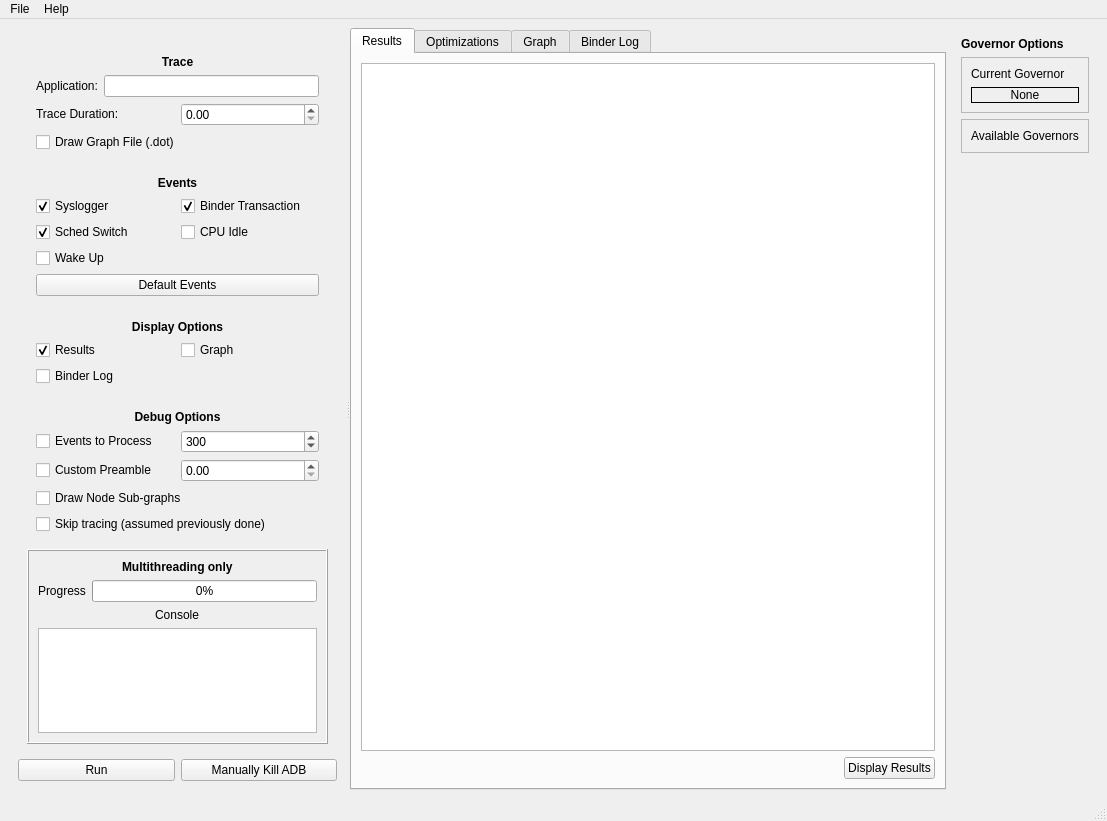
First picture: the form in UI/MainInterface.ui, repository alxhoff/BrezeFlow, before the edit.
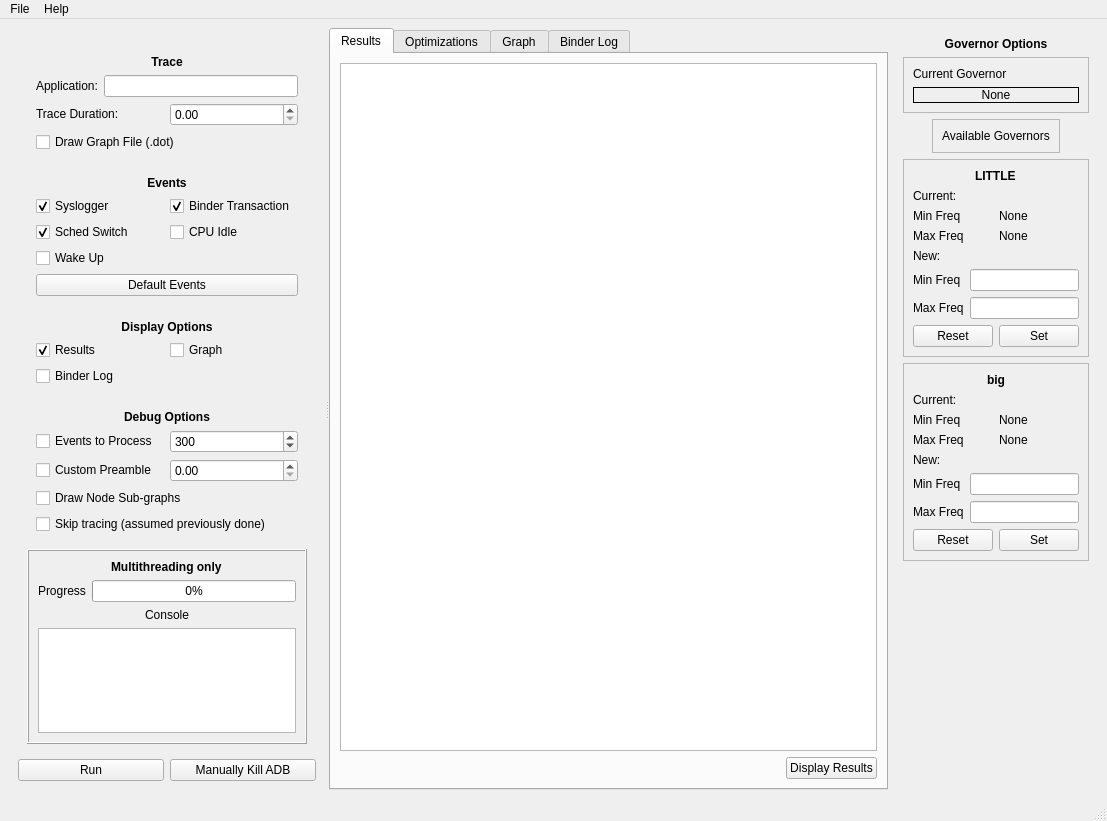
Second picture: the form after the edit. Icons and pictures are not drawn.

Commit message: Added governor CPU frequency control to main interface to improve governor control

Patch:
```diff
--- a/UI/MainInterface.ui
+++ b/UI/MainInterface.ui
@@ -50,7 +50,7 @@
             <rect>
              <x>0</x>
              <y>0</y>
-             <width>322</width>
+             <width>297</width>
              <height>714</height>
             </rect>
            </property>
@@ -645,6 +645,9 @@
          <property name="text">
           <string>Governor Options</string>
          </property>
+         <property name="alignment">
+          <set>Qt::AlignCenter</set>
+         </property>
         </widget>
        </item>
        <item>
@@ -687,6 +690,12 @@
        </item>
        <item alignment="Qt::AlignHCenter">
         <widget class="QFrame" name="frameAvailableGovernors">
+         <property name="sizePolicy">
+          <sizepolicy hsizetype="Expanding" vsizetype="Preferred">
+           <horstretch>0</horstretch>
+           <verstretch>0</verstretch>
+          </sizepolicy>
+         </property>
          <property name="frameShape">
           <enum>QFrame::StyledPanel</enum>
          </property>
@@ -707,6 +716,232 @@
          </layout>
         </widget>
        </item>
+       <item alignment="Qt::AlignVCenter">
+        <widget class="QFrame" name="frame_3">
+         <property name="frameShape">
+          <enum>QFrame::StyledPanel</enum>
+         </property>
+         <property name="frameShadow">
+          <enum>QFrame::Raised</enum>
+         </property>
+         <layout class="QVBoxLayout" name="verticalLayout_14">
+          <item alignment="Qt::AlignHCenter">
+           <widget class="QLabel" name="label_14">
+            <property name="font">
+             <font>
+              <weight>75</weight>
+              <bold>true</bold>
+             </font>
+            </property>
+            <property name="text">
+             <string>LITTLE</string>
+            </property>
+           </widget>
+          </item>
+          <item>
+           <widget class="QLabel" name="label_20">
+            <property name="text">
+             <string>Current:</string>
+            </property>
+           </widget>
+          </item>
+          <item>
+           <layout class="QGridLayout" name="gridLayout_3">
+            <item row="0" column="1">
+             <widget class="QLabel" name="labelLittleMinFreq">
+              <property name="text">
+               <string>None</string>
+              </property>
+             </widget>
+            </item>
+            <item row="0" column="0">
+             <widget class="QLabel" name="label_16">
+              <property name="text">
+               <string>Min Freq</string>
+              </property>
+             </widget>
+            </item>
+            <item row="1" column="0">
+             <widget class="QLabel" name="label_18">
+              <property name="text">
+               <string>Max Freq</string>
+              </property>
+             </widget>
+            </item>
+            <item row="1" column="1">
+             <widget class="QLabel" name="labelLittleMaxFreq">
+              <property name="text">
+               <string>None</string>
+              </property>
+             </widget>
+            </item>
+           </layout>
+          </item>
+          <item>
+           <widget class="QLabel" name="label_26">
+            <property name="text">
+             <string>New:</string>
+            </property>
+           </widget>
+          </item>
+          <item>
+           <layout class="QFormLayout" name="formLayout_2">
+            <item row="0" column="0">
+             <widget class="QLabel" name="label_23">
+              <property name="text">
+               <string>Min Freq</string>
+              </property>
+             </widget>
+            </item>
+            <item row="0" column="1">
+             <widget class="QLineEdit" name="lineEditLittleMinFreq"/>
+            </item>
+            <item row="1" column="1">
+             <widget class="QLineEdit" name="lineEditLittleMaxFreq"/>
+            </item>
+            <item row="1" column="0">
+             <widget class="QLabel" name="label_25">
+              <property name="text">
+               <string>Max Freq</string>
+              </property>
+             </widget>
+            </item>
+           </layout>
+          </item>
+          <item>
+           <layout class="QHBoxLayout" name="horizontalLayout_16">
+            <item>
+             <widget class="QPushButton" name="pushButtonResetLittleFreqs">
+              <property name="text">
+               <string>Reset</string>
+              </property>
+             </widget>
+            </item>
+            <item>
+             <widget class="QPushButton" name="pushButtonSetLittleFreqs">
+              <property name="text">
+               <string>Set</string>
+              </property>
+             </widget>
+            </item>
+           </layout>
+          </item>
+         </layout>
+        </widget>
+       </item>
+       <item>
+        <widget class="QFrame" name="frame_4">
+         <property name="frameShape">
+          <enum>QFrame::StyledPanel</enum>
+         </property>
+         <property name="frameShadow">
+          <enum>QFrame::Raised</enum>
+         </property>
+         <layout class="QVBoxLayout" name="verticalLayout_16">
+          <item alignment="Qt::AlignHCenter">
+           <widget class="QLabel" name="label_15">
+            <property name="font">
+             <font>
+              <weight>75</weight>
+              <bold>true</bold>
+             </font>
+            </property>
+            <property name="text">
+             <string>big</string>
+            </property>
+           </widget>
+          </item>
+          <item>
+           <widget class="QLabel" name="label_21">
+            <property name="text">
+             <string>Current:</string>
+            </property>
+           </widget>
+          </item>
+          <item>
+           <layout class="QGridLayout" name="gridLayout_4">
+            <item row="0" column="0">
+             <widget class="QLabel" name="label_22">
+              <property name="text">
+               <string>Min Freq</string>
+              </property>
+             </widget>
+            </item>
+            <item row="0" column="1">
+             <widget class="QLabel" name="labelBigMinFreq">
+              <property name="text">
+               <string>None</string>
+              </property>
+             </widget>
+            </item>
+            <item row="1" column="0">
+             <widget class="QLabel" name="label_24">
+              <property name="text">
+               <string>Max Freq</string>
+              </property>
+             </widget>
+            </item>
+            <item row="1" column="1">
+             <widget class="QLabel" name="labelBigMaxFreq">
+              <property name="text">
+               <string>None</string>
+              </property>
+             </widget>
+            </item>
+           </layout>
+          </item>
+          <item>
+           <widget class="QLabel" name="label_27">
+            <property name="text">
+             <string>New:</string>
+            </property>
+           </widget>
+          </item>
+          <item>
+           <layout class="QFormLayout" name="formLayout">
+            <item row="0" column="0">
+             <widget class="QLabel" name="label_17">
+              <property name="text">
+               <string>Min Freq</string>
+              </property>
+             </widget>
+            </item>
+            <item row="0" column="1">
+             <widget class="QLineEdit" name="lineEditBigMinFreq"/>
+            </item>
+            <item row="1" column="1">
+             <widget class="QLineEdit" name="lineEditBigMaxFreq"/>
+            </item>
+            <item row="1" column="0">
+             <widget class="QLabel" name="label_19">
+              <property name="text">
+               <string>Max Freq</string>
+              </property>
+             </widget>
+            </item>
+           </layout>
+          </item>
+          <item>
+           <layout class="QHBoxLayout" name="horizontalLayout_17">
+            <item>
+             <widget class="QPushButton" name="pushButtonResetBigFreqs">
+              <property name="text">
+               <string>Reset</string>
+              </property>
+             </widget>
+            </item>
+            <item>
+             <widget class="QPushButton" name="pushButtonSetBigFreqs">
+              <property name="text">
+               <string>Set</string>
+              </property>
+             </widget>
+            </item>
+           </layout>
+          </item>
+         </layout>
+        </widget>
+       </item>
       </layout>
      </widget>
     </item>
```
The commit also changes 3 other files.
